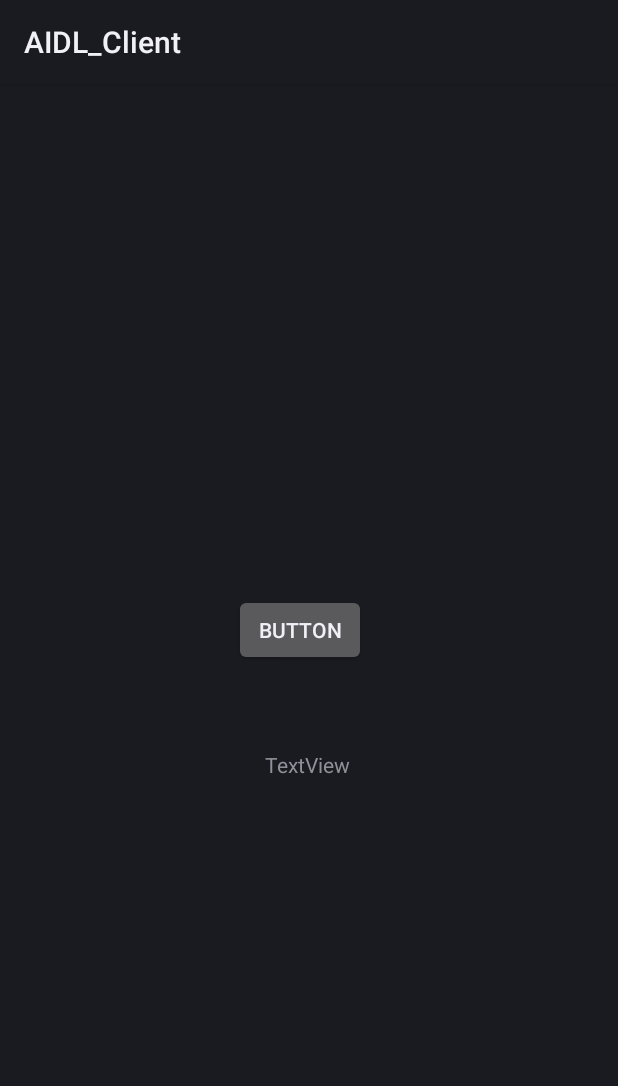
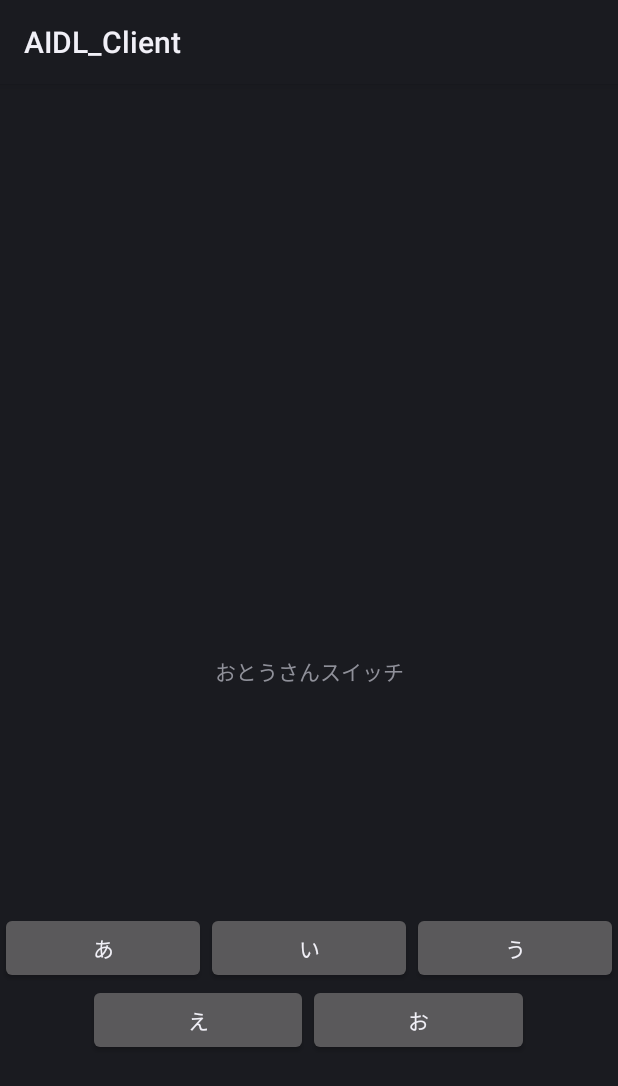
Before and after one commit to ym223/ITArch2022, an Android app: the layout activity_main.xml on its own in the app's theme, with its tools: preview values and no code run, on a phone screen of 412 x 824 dp. Shown: the top 1086 px of the screen. Run offline under Robolectric (Android 15) with nearby library versions, the phone set to English and light mode, and no system bars.

Commit message:
お父さんスイッチの実装

```diff
--- a/AIDL_Client/app/src/main/res/layout/activity_main.xml
+++ b/AIDL_Client/app/src/main/res/layout/activity_main.xml
@@ -4,26 +4,80 @@
     xmlns:tools="http://schemas.android.com/tools"
     android:layout_width="match_parent"
     android:layout_height="match_parent"
-    tools:context=".MainActivity">
+    tools:context=".MainActivity" >
 
-    <Button
-        android:id="@+id/button"
+    <TextView
+        android:id="@+id/operation"
         android:layout_width="wrap_content"
         android:layout_height="wrap_content"
-        android:layout_marginStart="156dp"
-        android:layout_marginTop="340dp"
-        android:text="Button"
-        app:layout_constraintStart_toStartOf="parent"
-        app:layout_constraintTop_toTopOf="parent" />
+        android:layout_marginBottom="150dp"
+        android:text="おとうさんスイッチ"
+        app:layout_constraintBottom_toTopOf="@+id/Row1"
+        app:layout_constraintEnd_toEndOf="parent"
+        app:layout_constraintStart_toStartOf="parent" />
 
-    <TextView
-        android:id="@+id/textView"
-        android:layout_width="wrap_content"
+    <TableRow
+        android:id="@+id/Row1"
+        android:layout_width="match_parent"
         android:layout_height="wrap_content"
-        android:layout_marginTop="56dp"
-        android:text="TextView"
+        app:layout_constraintBottom_toTopOf="@id/Row2"
         app:layout_constraintEnd_toEndOf="parent"
-        app:layout_constraintHorizontal_bias="0.498"
-        app:layout_constraintStart_toStartOf="parent"
-        app:layout_constraintTop_toBottomOf="@+id/button" />
+        app:layout_constraintStart_toStartOf="parent">
+
+        <Button
+            android:id="@+id/a"
+            android:layout_width="wrap_content"
+            android:layout_height="wrap_content"
+            android:layout_weight="1"
+            android:text="あ" />
+
+        <Button
+            android:id="@+id/i"
+            android:layout_width="wrap_content"
+            android:layout_height="wrap_content"
+            android:layout_weight="1"
+            android:text="い" />
+
+        <Button
+            android:id="@+id/u"
+            android:layout_width="wrap_content"
+            android:layout_height="wrap_content"
+            android:layout_weight="1"
+            android:text="う" />
+    </TableRow>
+
+    <TableRow
+        android:id="@+id/Row2"
+        android:layout_width="match_parent"
+        android:layout_height="wrap_content"
+        android:layout_marginBottom="120dp"
+        app:layout_constraintBottom_toBottomOf="parent"
+        app:layout_constraintEnd_toEndOf="parent"
+        app:layout_constraintStart_toStartOf="parent">
+
+        <Space
+            android:layout_width="wrap_content"
+            android:layout_height="wrap_content"
+            android:layout_weight="1" />
+
+        <Button
+            android:id="@+id/e"
+            android:layout_width="wrap_content"
+            android:layout_height="wrap_content"
+            android:layout_weight="1"
+            android:text="え" />
+
+        <Button
+            android:id="@+id/o"
+            android:layout_width="wrap_content"
+            android:layout_height="wrap_content"
+            android:layout_weight="1"
+            android:text="お" />
+
+        <Space
+            android:layout_width="wrap_content"
+            android:layout_height="wrap_content"
+            android:layout_weight="1" />
+    </TableRow>
+
 </androidx.constraintlayout.widget.ConstraintLayout>
```
Also changed, not shown: AIDL_Client/app/src/main/java/com/example/aidl_client/MainActivity.kt (+43 -6 lines), AIDL_Service/app/src/main/java/com/example/aidl_service/RemoteService.kt (+10 -2 lines), AIDL_Client/app/src/main/aidl/com/example/aidl_service/IMyAidlInterface.aidl, AIDL_Service/app/src/main/aidl/com/example/aidl_service/IMyAidlInterface.aidl.
